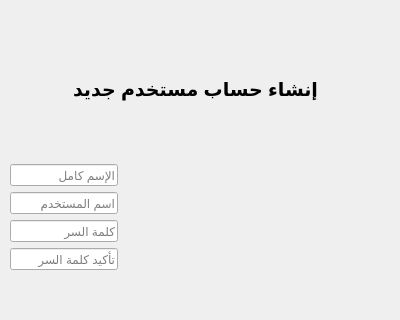
mostafa-1234-mo/Zoo-Management-System, file registerdialog.ui: the form before one commit.
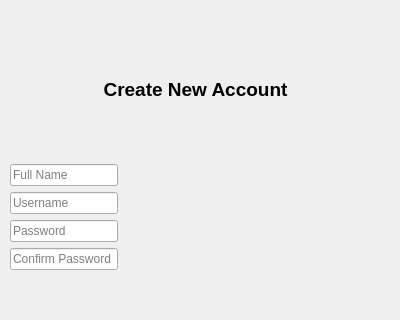
The form after the commit.

Patch:
```diff
--- a/registerdialog.ui
+++ b/registerdialog.ui
@@ -32,7 +32,7 @@
        </font>
       </property>
       <property name="text">
-       <string>إنشاء حساب مستخدم جديد</string>
+       <string>Create New Account</string>
       </property>
       <property name="alignment">
        <set>Qt::AlignmentFlag::AlignCenter</set>
@@ -47,7 +47,7 @@
          <string/>
         </property>
         <property name="placeholderText">
-         <string>الإسم كامل</string>
+         <string>Full Name</string>
         </property>
        </widget>
       </item>
@@ -57,7 +57,7 @@
          <string/>
         </property>
         <property name="placeholderText">
-         <string>اسم المستخدم</string>
+         <string>Username</string>
         </property>
        </widget>
       </item>
@@ -67,7 +67,7 @@
          <string/>
         </property>
         <property name="placeholderText">
-         <string>كلمة السر</string>
+         <string>Password</string>
         </property>
        </widget>
       </item>
@@ -77,7 +77,7 @@
          <string/>
         </property>
         <property name="placeholderText">
-         <string>تأكيد كلمة السر</string>
+         <string>Confirm Password</string>
         </property>
        </widget>
       </item>
```
